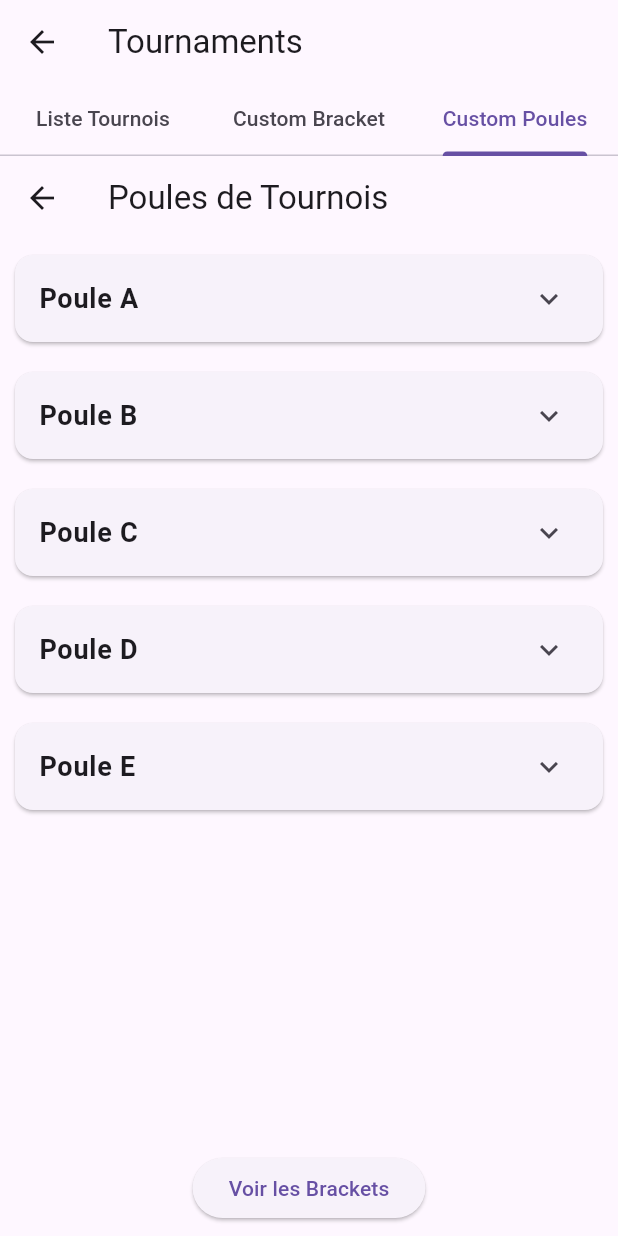
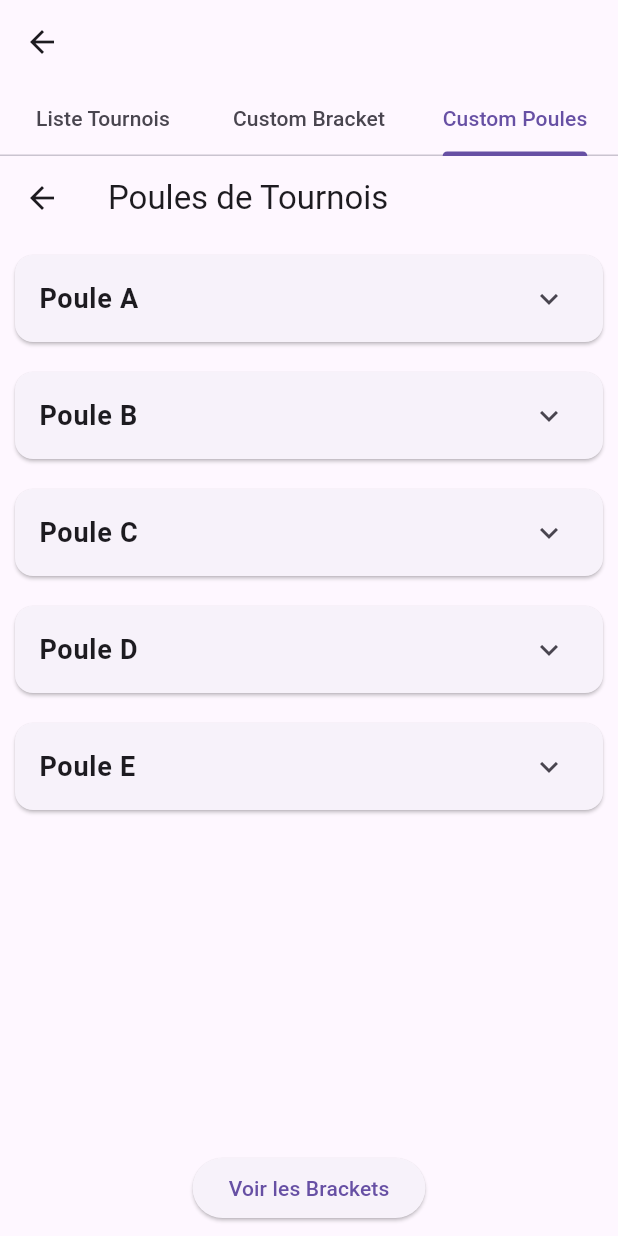
Before and after one commit to Pietrucci-Blacher/UrEsport, a Flutter app: the TournamentScreen screen opened directly, tab 3 chosen, on a phone screen of 412 x 824 dp. Run offline on Flutter 3.47's test engine with Material 3 defaults, Android fonts, the phone set to English and light mode, and no system bars; our stand-ins replace bloc, dio, equatable, extended_image, flutter_bloc, flutter_dotenv and 7 more; missing offline and left inert: flutter_web_auth_2, mapbox_maps_flutter, tournament_bracket; accounts and stored records are empty; network calls fail; statements that could not run were skipped.

Commit message:
Fix: Remove some shit

```diff
--- a/front/lib/bracket/screens/custom_bracket.dart
+++ b/front/lib/bracket/screens/custom_bracket.dart
@@ -15,9 +15,6 @@ class TournamentBracketPage extends StatelessWidget {
     return BlocProvider(
       create: (_) => CustomBracketBloc()..add(LoadCustomBracket()),
       child: Scaffold(
-        appBar: AppBar(
-          title: const Text('Tournament Bracket'),
-        ),
         body: BlocBuilder<CustomBracketBloc, CustomBracketState>(
           builder: (context, state) {
             if (state is CustomBracketLoading) {
--- a/front/lib/tournament/screens/tournament_details_screen.dart
+++ b/front/lib/tournament/screens/tournament_details_screen.dart
@@ -4,14 +4,13 @@ import 'package:flutter/material.dart';
 import 'package:intl/intl.dart';
 import 'package:provider/provider.dart';
 import 'package:uresport/core/models/tournament.dart';
+import 'package:uresport/core/models/user.dart';
 import 'package:uresport/core/services/auth_service.dart';
 import 'package:uresport/core/services/tournament_service.dart';
+import 'package:uresport/game/screens/game_detail.dart';
 import 'package:uresport/tournament/screens/tournament_particip.dart';
 import 'package:uresport/widgets/custom_toast.dart';
 import 'package:uresport/widgets/rating.dart';
-import 'package:uresport/game/screens/game_detail.dart'; // Importation de GameDetailPage
-
-import '../../core/models/user.dart';
 
 class TournamentDetailsScreen extends StatefulWidget {
   final Tournament tournament;
--- a/front/lib/tournament/screens/tournament_screen.dart
+++ b/front/lib/tournament/screens/tournament_screen.dart
@@ -24,7 +24,6 @@ class TournamentScreen extends StatelessWidget {
         length: 3,
         child: Scaffold(
           appBar: AppBar(
-            title: const Text('Tournaments'),
             bottom: const TabBar(
               tabs: [
                 Tab(text: 'Liste Tournois'),
```
